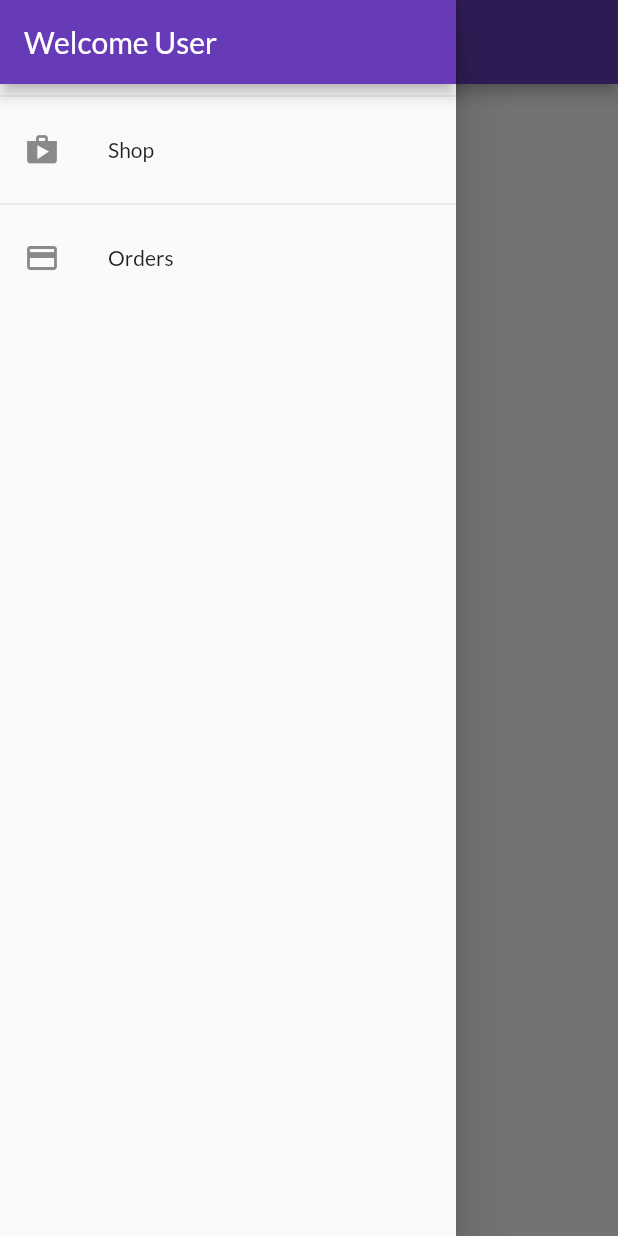
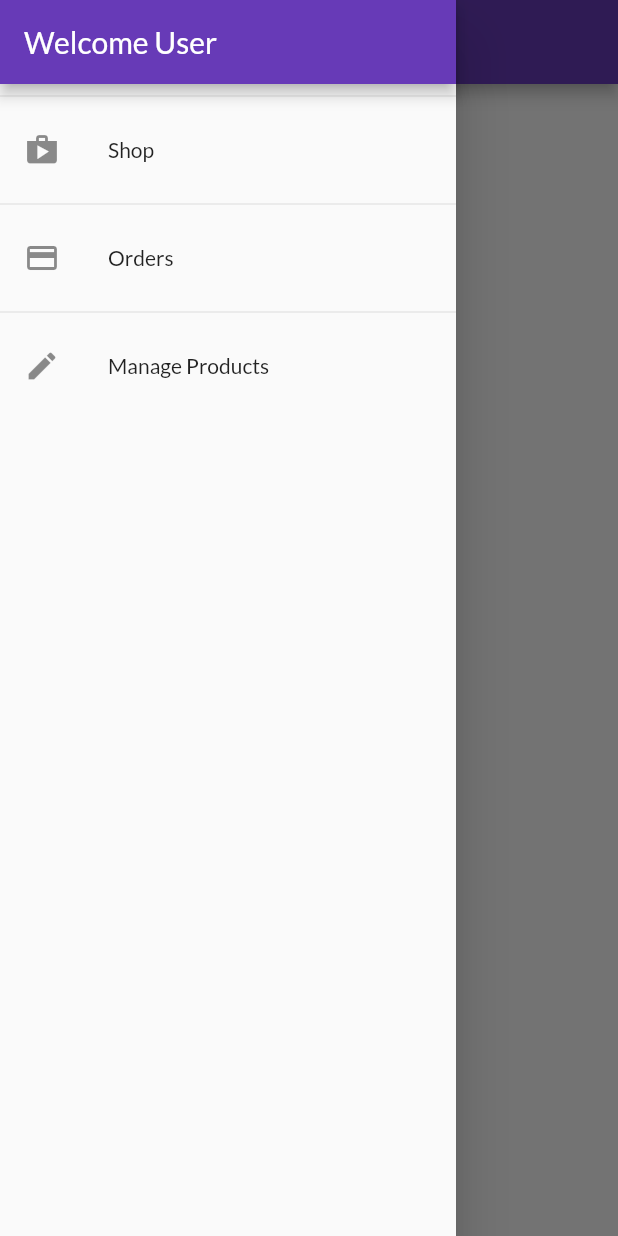
Before and after one commit to Luis020-hub/Shop, a Flutter app: the OrdersPage screen opened by its route, with the side drawer open, on a phone screen of 412 x 824 dp. Run offline on Flutter 3.47's test engine with Material 2 defaults, Android fonts, the phone set to English and light mode, and no system bars; network calls fail.

Commit message:
24/02/2023
- Criando a rota para a nova pagina de gerenciamento de produtos.
- Criando a pagina para gerenciamento dos produtos.

```diff
--- a/lib/components/app_drawer.dart
+++ b/lib/components/app_drawer.dart
@@ -34,6 +34,16 @@ class AppDrawer extends StatelessWidget {
               );
             },
           ),
+          const Divider(),
+          ListTile(
+            leading: const Icon(Icons.edit),
+            title: const Text('Manage Products'),
+            onTap: () {
+              Navigator.of(context).pushReplacementNamed(
+                AppRoutes.products,
+              );
+            },
+          ),
         ],
       ),
     );
--- a/lib/main.dart
+++ b/lib/main.dart
@@ -7,6 +7,7 @@ import 'package:shop/pages/cart_page.dart';
 import 'package:shop/pages/orders_page.dart';
 import 'package:shop/pages/product_detail_page.dart';
 import 'package:shop/pages/products_overview_page.dart';
+import 'package:shop/pages/products_page.dart';
 import 'package:shop/utils/app_rotues.dart';
 
 void main() {
@@ -46,6 +47,7 @@ class MyApp extends StatelessWidget {
           AppRoutes.productDetail: (ctx) => const ProductDetailPage(),
           AppRoutes.cart: (ctx) => const CartPage(),
           AppRoutes.orders: (ctx) => const OrdersPage(),
+          AppRoutes.products: (ctx) => const ProductsPage(),
         },
         debugShowCheckedModeBanner: false,
       ),
--- a/lib/models/product_list.dart
+++ b/lib/models/product_list.dart
@@ -6,7 +6,12 @@ class ProductList with ChangeNotifier {
   final List<Product> _items = dummyProducts;
 
   List<Product> get items => [..._items];
-  List<Product> get favoriteItems => _items.where((prod) => prod.isFavorite).toList();
+  List<Product> get favoriteItems =>
+      _items.where((prod) => prod.isFavorite).toList();
+
+  int get itemsCount {
+    return _items.length;
+  }
 
   void addProduct(Product product) {
     _items.add(product);
--- /dev/null
+++ b/lib/pages/products_page.dart
@@ -0,0 +1,28 @@
+import 'package:flutter/material.dart';
+import 'package:provider/provider.dart';
+import 'package:shop/components/app_drawer.dart';
+
+import '../models/product_list.dart';
+
+class ProductsPage extends StatelessWidget {
+  const ProductsPage({super.key});
+
+  @override
+  Widget build(BuildContext context) {
+    final ProductList products = Provider.of(context);
+    return Scaffold(
+      appBar: AppBar(
+        centerTitle: true,
+        title: const Text('Manage Products'),
+      ),
+      drawer: const AppDrawer(),
+      body: Padding(
+        padding: const EdgeInsets.all(8),
+        child: ListView.builder(
+          itemCount: products.itemsCount,
+          itemBuilder: (ctx, i) => Text(products.items[i].name),
+        ),
+      ),
+    );
+  }
+}
--- a/lib/utils/app_rotues.dart
+++ b/lib/utils/app_rotues.dart
@@ -3,4 +3,5 @@ class AppRoutes {
   static const productDetail = '/produtct-detail';
   static const cart = '/cart';
   static const orders = '/orders';
+  static const products = '/products';
 }
```
